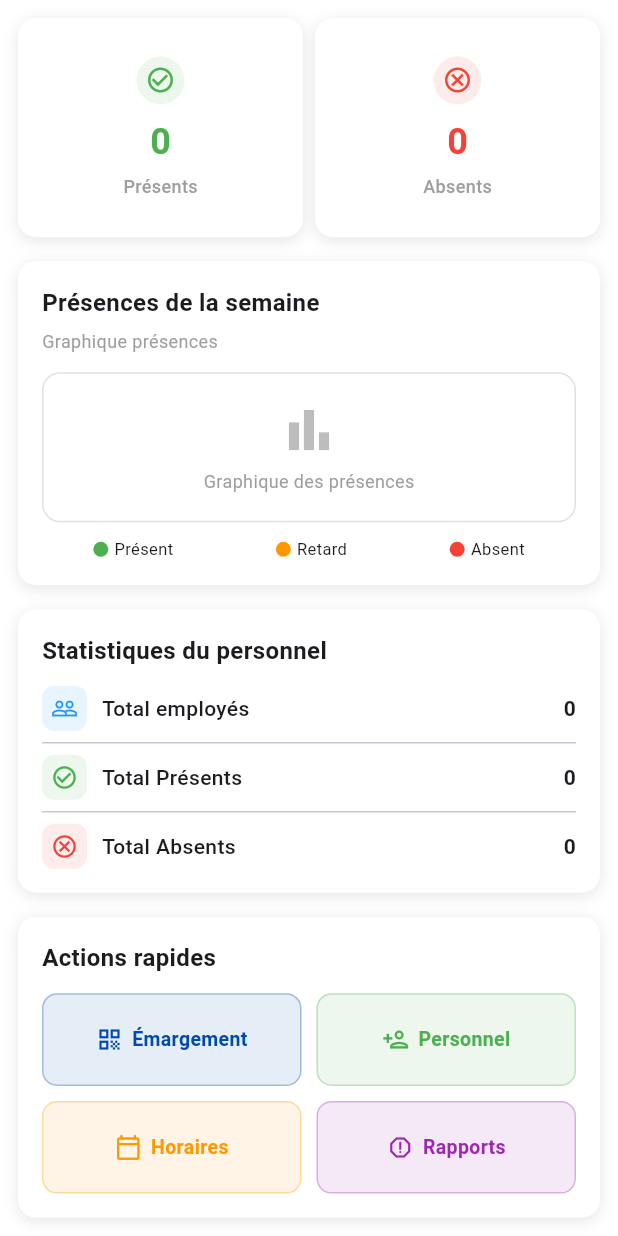
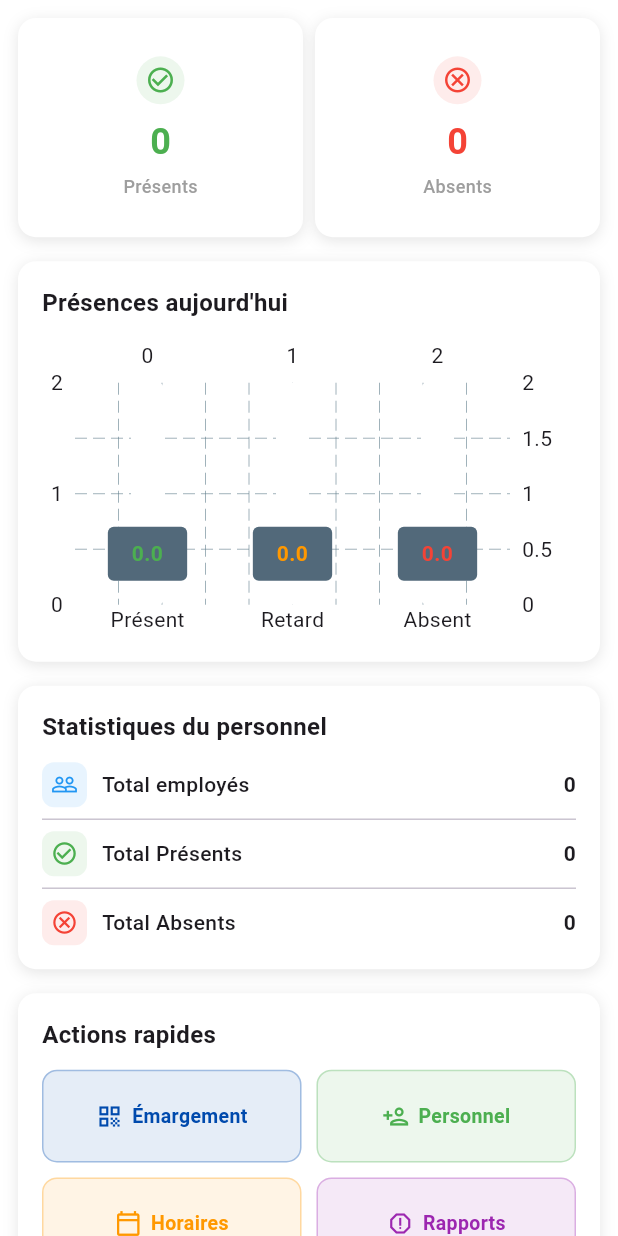
Before and after one commit to eden-jordan/EasySign_frontend, a Flutter app: the Dashboard screen opened directly, on a phone screen of 412 x 824 dp. Run offline on Flutter 3.47's test engine with Material 3 defaults, Android fonts, the phone set to English and light mode, and no system bars; drawn by our look-alikes of fl_chart; our stand-ins replace flutter_secure_storage, pdf, printing, shared_preferences, video_player; missing offline and left inert: mobile_scanner; accounts and stored records are empty; network calls fail.

Commit message:
Recuperation de quelques donnees accueil

```diff
--- a/easysign/lib/screens/items/dashboard.dart
+++ b/easysign/lib/screens/items/dashboard.dart
@@ -4,6 +4,8 @@ import 'package:easysign/themes/app_theme.dart';
 import '../../models/rapport.dart';
 import '../../services/rapport_service.dart';
 import 'package:shared_preferences/shared_preferences.dart';
+import 'package:fl_chart/fl_chart.dart';
+import 'dart:math';
 
 class Dashboard extends StatefulWidget {
   final Function(int)? onNavigateToTab;
@@ -24,7 +26,6 @@ class _DashboardState extends State<Dashboard> {
     _loadRapport();
   }
 
-  // Récupérer le token d'authentification
   Future<String?> _getAuthToken() async {
     final prefs = await SharedPreferences.getInstance();
     return prefs.getString('userToken');
@@ -33,10 +34,7 @@ class _DashboardState extends State<Dashboard> {
   Future<void> _loadRapport() async {
     try {
       final token = await _getAuthToken();
-      if (token == null) {
-        print("Token d'authentification non trouvé.");
-        return;
-      }
+      if (token == null) return;
 
       final service = RapportService(token: token);
       final data = await service.journalier();
@@ -52,9 +50,7 @@ class _DashboardState extends State<Dashboard> {
 
   @override
   Widget build(BuildContext context) {
-    if (loading) {
-      return const Center(child: CircularProgressIndicator());
-    }
+    if (loading) return const Center(child: CircularProgressIndicator());
 
     return Scaffold(
       body: SingleChildScrollView(
@@ -158,6 +154,10 @@ class _DashboardState extends State<Dashboard> {
 
   // ================= Graphique des présences =================
   Widget _buildPresenceChart() {
+    int present = rapport?.totalPresent ?? 0;
+    int absent = rapport?.totalAbsents ?? 0;
+    int retard = rapport?.totalRetards ?? 0;
+
     return Container(
       decoration: BoxDecoration(
         color: Colors.white,
@@ -170,79 +170,104 @@ class _DashboardState extends State<Dashboard> {
           ),
         ],
       ),
-      child: Padding(
       padding: const EdgeInsets.all(16),
       child: Column(
         crossAxisAlignment: CrossAxisAlignment.start,
         children: [
           const Text(
-              'Présences de la semaine',
+            'Présences aujourd\'hui',
             style: TextStyle(fontSize: 16, fontWeight: FontWeight.w600),
           ),
-            const SizedBox(height: 6),
-            const Text(
-              'Graphique présences',
-              style: TextStyle(fontSize: 12, color: Colors.grey),
+          const SizedBox(height: 12),
+          SizedBox(
+            height: 200,
+            child: BarChart(
+              BarChartData(
+                backgroundColor: Colors.white,
+                alignment: BarChartAlignment.spaceAround,
+                maxY: (present + absent + retard).toDouble() + 2,
+                barTouchData: BarTouchData(enabled: true),
+                titlesData: FlTitlesData(
+                  bottomTitles: AxisTitles(
+                    sideTitles: SideTitles(
+                      showTitles: true,
+                      getTitlesWidget: (double value, TitleMeta meta) {
+                        switch (value.toInt()) {
+                          case 0:
+                            return const Text('Présent');
+                          case 1:
+                            return const Text('Retard');
+                          case 2:
+                            return const Text('Absent');
+                          default:
+                            return const Text('');
+                        }
+                      },
                     ),
-            const SizedBox(height: 12),
-
-            // Simuler un graphique simple
-            Container(
-              height: 100,
-              decoration: BoxDecoration(
-                borderRadius: BorderRadius.circular(12),
-                border: Border.all(color: Colors.grey.shade300),
                   ),
-              child: Center(
-                child: Column(
-                  mainAxisAlignment: MainAxisAlignment.center,
-                  children: [
-                    Icon(
-                      Icons.bar_chart_outlined,
-                      size: 40,
-                      color: Colors.grey.shade400,
+                  leftTitles: AxisTitles(
+                    sideTitles: SideTitles(showTitles: true, interval: 1),
                   ),
-                    const SizedBox(height: 6),
-                    Text(
-                      'Graphique des présences',
-                      style: TextStyle(
-                        color: Colors.grey.shade500,
-                        fontSize: 12,
                 ),
+                borderData: FlBorderData(show: false),
+                barGroups: [
+                  BarChartGroupData(
+                    x: 0,
+                    barRods: [
+                      BarChartRodData(
+                        toY: present.toDouble(),
+                        color: Colors.green,
+                        width: 22,
+                        borderRadius: BorderRadius.circular(4),
+                        backDrawRodData: BackgroundBarChartRodData(
+                          show: true,
+                          toY: max(present, absent).toDouble() + 2,
+                          color: Colors.white,
+                        ),
+                      ),
+                    ],
+                    showingTooltipIndicators: [0],
+                  ),
+                  BarChartGroupData(
+                    x: 1,
+                    barRods: [
+                      BarChartRodData(
+                        toY: retard.toDouble(),
+                        color: Colors.orange,
+                        width: 22,
+                        borderRadius: BorderRadius.circular(4),
+                        backDrawRodData: BackgroundBarChartRodData(
+                          show: true,
+                          toY: max(present, absent).toDouble() + 2,
+                          color: Colors.white,
+                        ),
+                      ),
+                    ],
+                    showingTooltipIndicators: [0],
+                  ),
+                  BarChartGroupData(
+                    x: 2,
+                    barRods: [
+                      BarChartRodData(
+                        toY: absent.toDouble(),
+                        color: Colors.red,
+                        width: 22,
+                        borderRadius: BorderRadius.circular(4),
+                        backDrawRodData: BackgroundBarChartRodData(
+                          show: true,
+                          toY: max(present, absent).toDouble() + 2,
+                          color: Colors.white,
+                        ),
+                      ),
+                    ],
+                    showingTooltipIndicators: [0],
                   ),
                 ],
               ),
             ),
           ),
-
-            const SizedBox(height: 10),
-
-            // Légende
-            Row(
-              mainAxisAlignment: MainAxisAlignment.spaceAround,
-              children: [
-                _buildLegendItem(color: Colors.green, label: 'Présent'),
-                _buildLegendItem(color: Colors.orange, label: 'Retard'),
-                _buildLegendItem(color: Colors.red, label: 'Absent'),
         ],
       ),
-          ],
-        ),
-      ),
-    );
-  }
-
-  Widget _buildLegendItem({required Color color, required String label}) {
-    return Row(
-      children: [
-        Container(
-          width: 10,
-          height: 10,
-          decoration: BoxDecoration(color: color, shape: BoxShape.circle),
-        ),
-        const SizedBox(width: 4),
-        Text(label, style: const TextStyle(fontSize: 11)),
-      ],
     );
   }
 
@@ -343,7 +368,6 @@ class _DashboardState extends State<Dashboard> {
           ),
         ],
       ),
-      child: Padding(
       padding: const EdgeInsets.all(16),
       child: Column(
         crossAxisAlignment: CrossAxisAlignment.start,
@@ -367,9 +391,7 @@ class _DashboardState extends State<Dashboard> {
                 onTap: () {
                   Navigator.push(
                     context,
-                      MaterialPageRoute(
-                        builder: (context) => const Emargement(),
-                      ),
+                    MaterialPageRoute(builder: (context) => const Emargement()),
                   );
                 },
                 color: Appcolors.color_2,
@@ -395,7 +417,6 @@ class _DashboardState extends State<Dashboard> {
             ],
           ),
         ],
-        ),
       ),
     );
   }
--- a/easysign/pubspec.yaml
+++ b/easysign/pubspec.yaml
@@ -45,6 +45,7 @@ dependencies:
   pdf: ^3.11.3
   printing: ^5.14.2
   intl: ^0.20.2
+  fl_chart: ^1.1.1
 
 dev_dependencies:
   flutter_test:
```
Also changed, not shown: easysign/pubspec.lock. Lines whose indentation alone changed are shown as unchanged.
